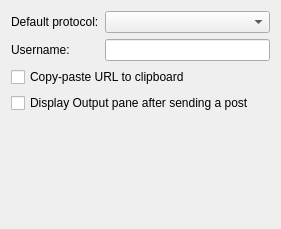
First picture: the form in src/plugins/cpaster/settingspage.ui, repository qt-creator/qt-creator, before the edit.
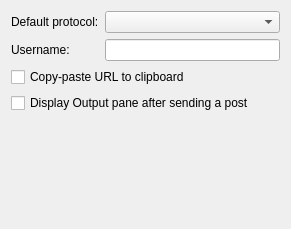
Second picture: the form after the edit.

Diff of the .ui file:
```diff
--- a/src/plugins/cpaster/settingspage.ui
+++ b/src/plugins/cpaster/settingspage.ui
@@ -6,7 +6,7 @@
    <rect>
     <x>0</x>
     <y>0</y>
-    <width>281</width>
+    <width>291</width>
     <height>229</height>
    </rect>
   </property>
```
Left out of the diff: 4 changed lines with no effect on the pictures.
